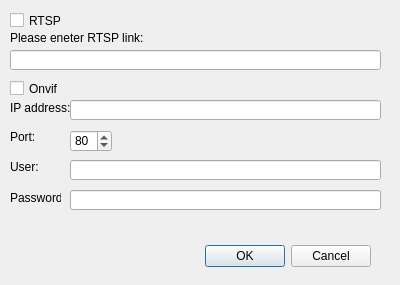
Old version of the form add_new_camera.ui in the repository Viva-Fidel/python-vms.
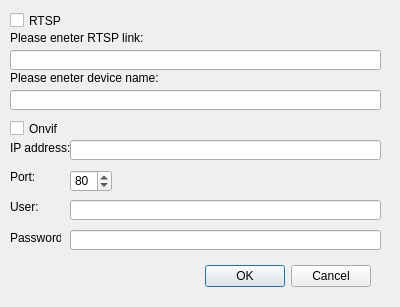
New version of the form.

Commit message: add RTSP camera support

What changed in the file:
```diff
--- a/add_new_camera.ui
+++ b/add_new_camera.ui
@@ -7,7 +7,7 @@
     <x>0</x>
     <y>0</y>
     <width>400</width>
-    <height>285</height>
+    <height>307</height>
    </rect>
   </property>
   <property name="windowTitle">
@@ -17,7 +17,7 @@
    <property name="geometry">
     <rect>
      <x>30</x>
-     <y>240</y>
+     <y>260</y>
      <width>341</width>
      <height>32</height>
     </rect>
@@ -56,7 +56,7 @@
    <property name="geometry">
     <rect>
      <x>10</x>
-     <y>80</y>
+     <y>120</y>
      <width>70</width>
      <height>17</height>
     </rect>
@@ -82,7 +82,7 @@
    <property name="geometry">
     <rect>
      <x>10</x>
-     <y>100</y>
+     <y>140</y>
      <width>61</width>
      <height>16</height>
     </rect>
@@ -95,7 +95,7 @@
    <property name="geometry">
     <rect>
      <x>70</x>
-     <y>100</y>
+     <y>140</y>
      <width>311</width>
      <height>20</height>
     </rect>
@@ -105,7 +105,7 @@
    <property name="geometry">
     <rect>
      <x>10</x>
-     <y>130</y>
+     <y>170</y>
      <width>47</width>
      <height>13</height>
     </rect>
@@ -118,7 +118,7 @@
    <property name="geometry">
     <rect>
      <x>70</x>
-     <y>130</y>
+     <y>170</y>
      <width>42</width>
      <height>22</height>
     </rect>
@@ -134,7 +134,7 @@
    <property name="geometry">
     <rect>
      <x>10</x>
-     <y>160</y>
+     <y>200</y>
      <width>47</width>
      <height>13</height>
     </rect>
@@ -147,7 +147,7 @@
    <property name="geometry">
     <rect>
      <x>70</x>
-     <y>160</y>
+     <y>200</y>
      <width>311</width>
      <height>20</height>
     </rect>
@@ -157,7 +157,7 @@
    <property name="geometry">
     <rect>
      <x>10</x>
-     <y>190</y>
+     <y>230</y>
      <width>51</width>
      <height>16</height>
     </rect>
@@ -170,7 +170,7 @@
    <property name="geometry">
     <rect>
      <x>70</x>
-     <y>190</y>
+     <y>230</y>
      <width>311</width>
      <height>20</height>
     </rect>
@@ -179,6 +179,29 @@
     <enum>QLineEdit::Password</enum>
    </property>
   </widget>
+  <widget class="QLabel" name="rtsp_device_name_label">
+   <property name="geometry">
+    <rect>
+     <x>10</x>
+     <y>70</y>
+     <width>151</width>
+     <height>16</height>
+    </rect>
+   </property>
+   <property name="text">
+    <string>Please eneter device name:</string>
+   </property>
+  </widget>
+  <widget class="QLineEdit" name="rtsp_device_name_lineEdit">
+   <property name="geometry">
+    <rect>
+     <x>10</x>
+     <y>90</y>
+     <width>371</width>
+     <height>20</height>
+    </rect>
+   </property>
+  </widget>
  </widget>
  <resources/>
  <connections>
```
Left out of the diff: 2 changed lines with no effect on the pictures. The commit also changes 7 other files.
